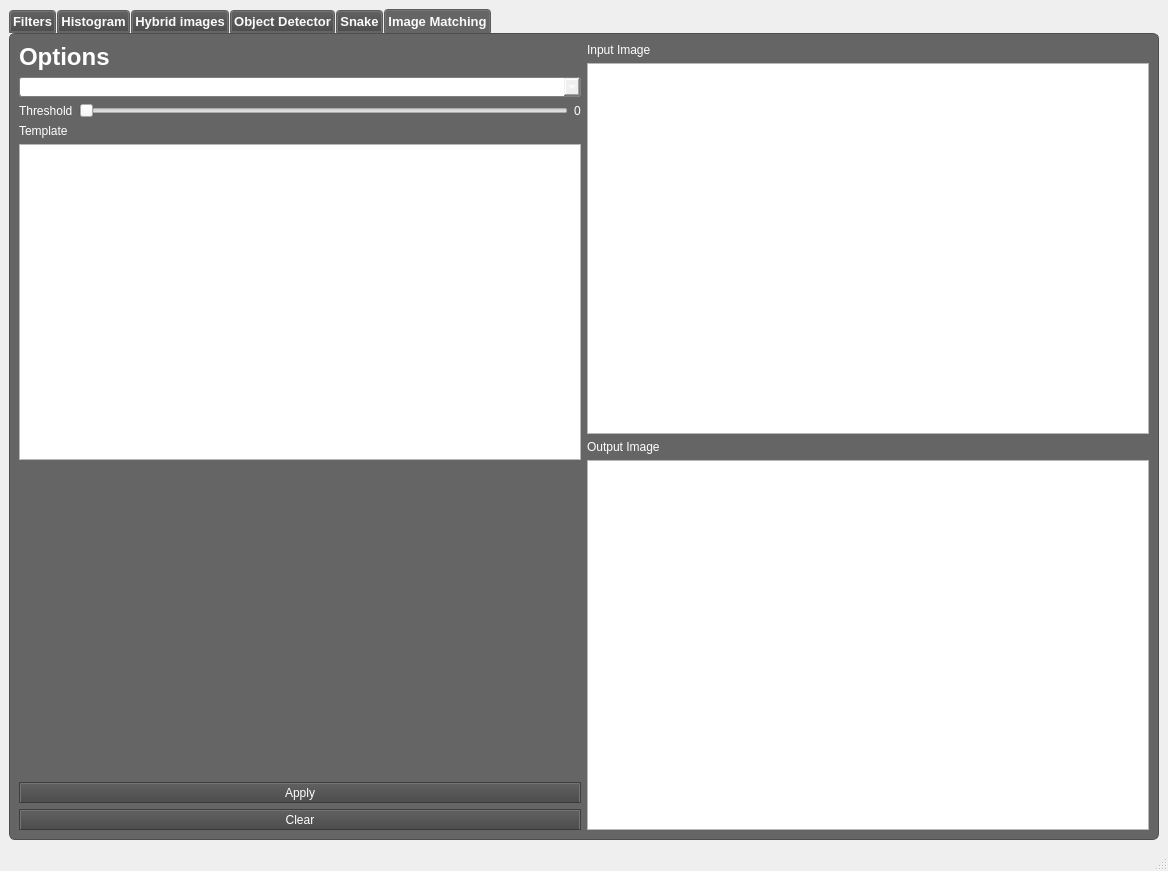
First picture: the form in mainwindow.ui, repository yassmin2000/Computer-Vision-Toolbox, before the edit.
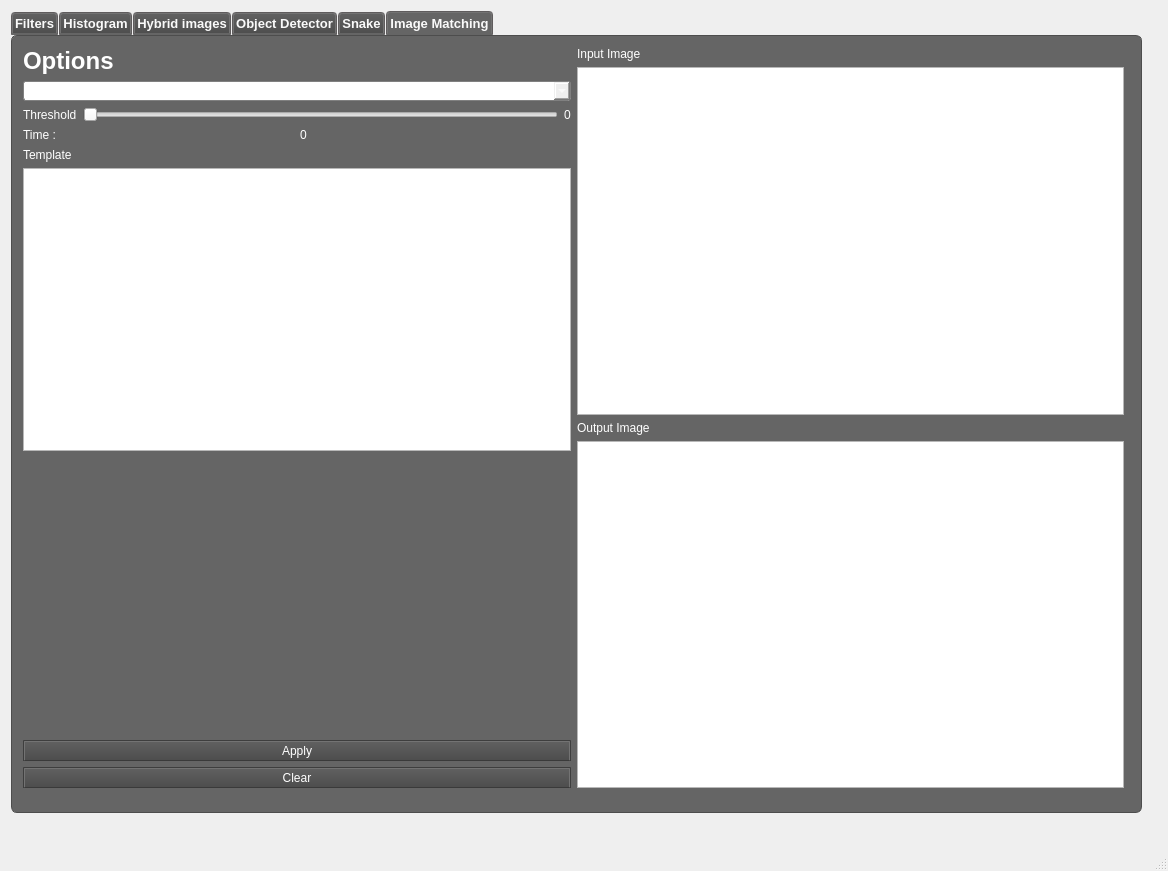
Second picture: the form after the edit.

Commit message: ui edit - time label

```diff
--- a/mainwindow.ui
+++ b/mainwindow.ui
@@ -14,9 +14,15 @@
    <string>MainWindow</string>
   </property>
   <widget class="QWidget" name="centralwidget">
-   <layout class="QGridLayout" name="gridLayout_5">
-    <item row="0" column="1">
      <widget class="QTabWidget" name="tabWidget">
+    <property name="geometry">
+     <rect>
+      <x>11</x>
+      <y>11</y>
+      <width>1131</width>
+      <height>802</height>
+     </rect>
+    </property>
       <property name="font">
        <font>
         <pointsize>10</pointsize>
@@ -1920,7 +1926,16 @@
        <attribute name="title">
         <string>Image Matching</string>
        </attribute>
-       <layout class="QGridLayout" name="gridLayout_10">
+     <widget class="QWidget" name="">
+      <property name="geometry">
+       <rect>
+        <x>11</x>
+        <y>11</y>
+        <width>1101</width>
+        <height>741</height>
+       </rect>
+      </property>
+      <layout class="QGridLayout" name="gridLayout_5">
         <item row="0" column="0">
          <layout class="QVBoxLayout" name="verticalLayout_12">
           <item>
@@ -1986,6 +2001,24 @@
             </item>
            </layout>
           </item>
+         <item>
+          <layout class="QHBoxLayout" name="horizontalLayout_27">
+           <item>
+            <widget class="QLabel" name="label_54">
+             <property name="text">
+              <string>Time :</string>
+             </property>
+            </widget>
+           </item>
+           <item>
+            <widget class="QLabel" name="label_55">
+             <property name="text">
+              <string>0</string>
+             </property>
+            </widget>
+           </item>
+          </layout>
+         </item>
           <item>
            <widget class="QLabel" name="label_52">
             <property name="text">
@@ -2052,8 +2085,7 @@
        </layout>
       </widget>
      </widget>
-    </item>
-   </layout>
+   </widget>
   </widget>
   <widget class="QMenuBar" name="menubar">
    <property name="geometry">
```
Lines whose indentation alone changed are shown as unchanged.
